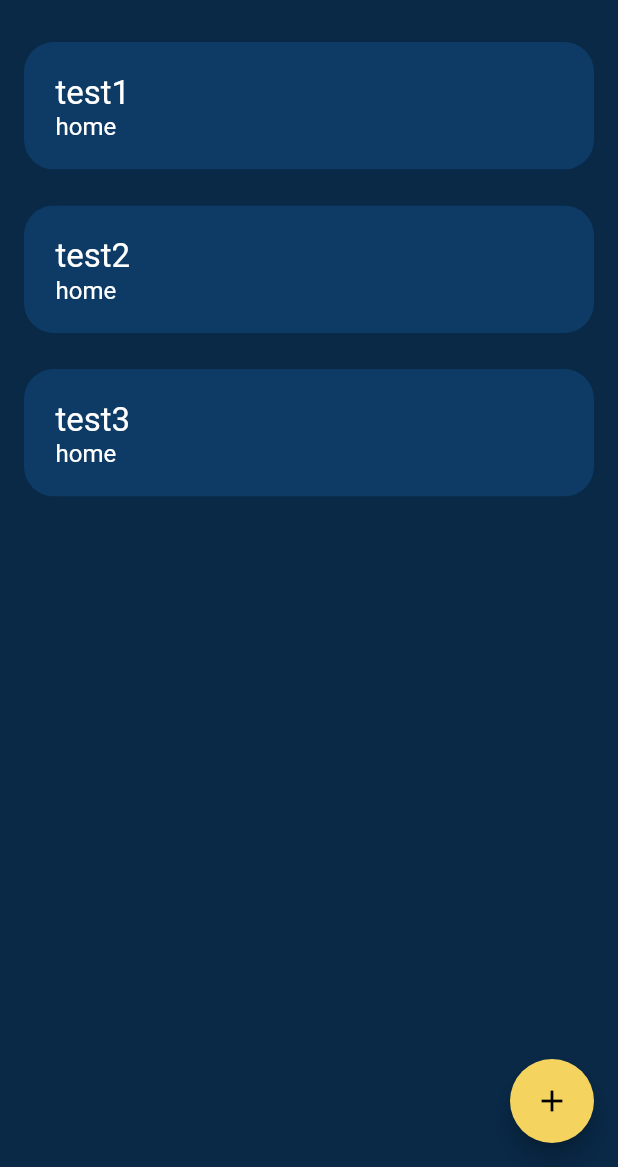
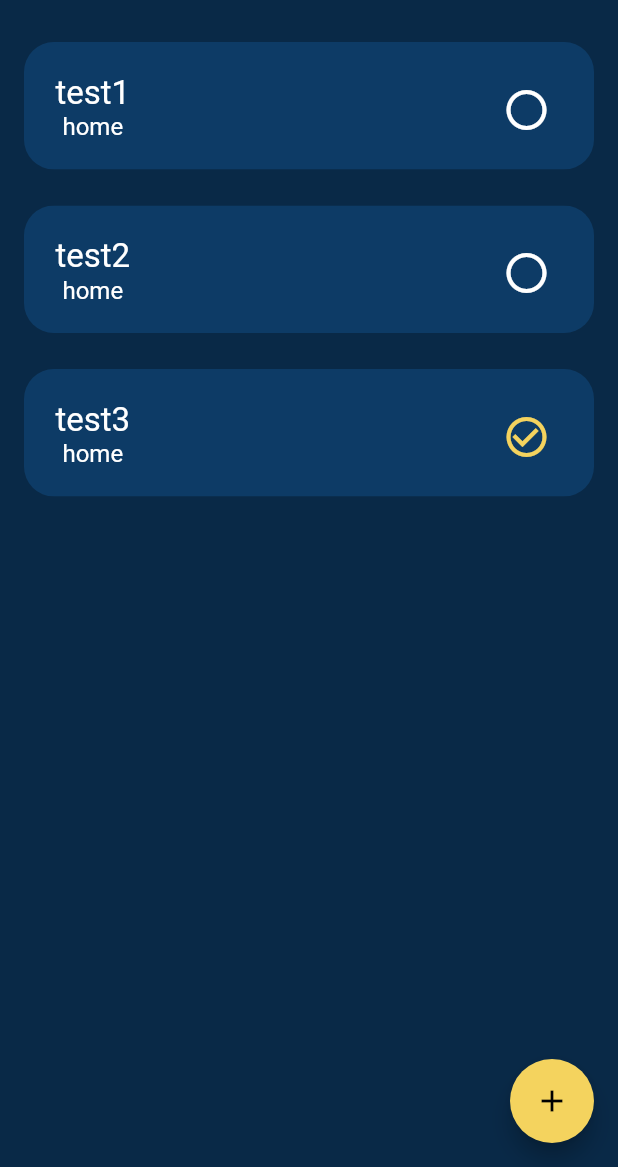
Before and after one commit to RubenSmn/todoapp, a Flutter app: the screen it shows after launch, on a phone screen of 412 x 824 dp, the part 69-1236 px from its top. Run offline on Flutter 3.47's test engine with Material 2 defaults, Android fonts, the phone set to English and light mode, and no system bars.

Commit message:
Add done functionality

```diff
--- a/app/todoapp/lib/TodoItem.dart
+++ b/app/todoapp/lib/TodoItem.dart
@@ -1,6 +1,7 @@
 class TodoItem {
   String title;
   String category;
+  bool done;
 
-  TodoItem({required this.title, required this.category});
+  TodoItem({required this.title, required this.category, required this.done});
 }
--- a/app/todoapp/lib/main.dart
+++ b/app/todoapp/lib/main.dart
@@ -45,14 +45,17 @@ class _HomePageState extends State<HomePage> {
     TodoItem(
       title: 'test1',
       category: 'home',
+      done: false,
     ),
     TodoItem(
       title: 'test2',
       category: 'home',
+      done: false,
     ),
     TodoItem(
       title: 'test3',
       category: 'home',
+      done: true,
     ),
   ];
 
@@ -135,6 +138,7 @@ class _HomePageState extends State<HomePage> {
         TodoItem(
           title: title,
           category: category,
+          done: false,
         ),
       );
     });
@@ -150,8 +154,10 @@ class _HomePageState extends State<HomePage> {
           color: AppTheme.colors.blue,
           child: Padding(
             padding: EdgeInsets.all(21),
-            child: Column(
-              crossAxisAlignment: CrossAxisAlignment.start,
+            child: Row(
+              mainAxisAlignment: MainAxisAlignment.spaceBetween,
+              children: [
+                Column(
                   children: [
                     Text(
                       todoItem.title,
@@ -165,9 +171,47 @@ class _HomePageState extends State<HomePage> {
                         fontSize: 16,
                       ),
                     ),
-                // Icon
                   ],
                 ),
+                IconButton(
+                  icon: Icon(
+                    todoItem.done
+                        ? Icons.check_circle_outline
+                        : Icons.circle_outlined,
+                    size: 32,
+                  ),
+                  onPressed: () {
+                    setState(() {
+                      todoItem.done = !todoItem.done;
+                    });
+                  },
+                  color: todoItem.done ? AppTheme.colors.yellow : Colors.white,
+                ),
+              ],
+            ),
+            // child: Column(
+            //   crossAxisAlignment: CrossAxisAlignment.start,
+            //   children: [
+            //     Text(
+            //       todoItem.title,
+            //       style: TextStyle(
+            //         fontSize: 22,
+            //       ),
+            //     ),
+            //     Text(
+            //       todoItem.category,
+            //       style: TextStyle(
+            //         fontSize: 16,
+            //       ),
+            //     ),
+            //     Icon(
+            //       todoItem.done
+            //           ? Icons.check_circle_outline
+            //           : Icons.circle_outlined,
+            //       color: todoItem.done ? AppTheme.colors.yellow : null,
+            //     ),
+            //   ],
+            // ),
           ),
         ),
       ),
```
Lines whose indentation alone changed are shown as unchanged.
